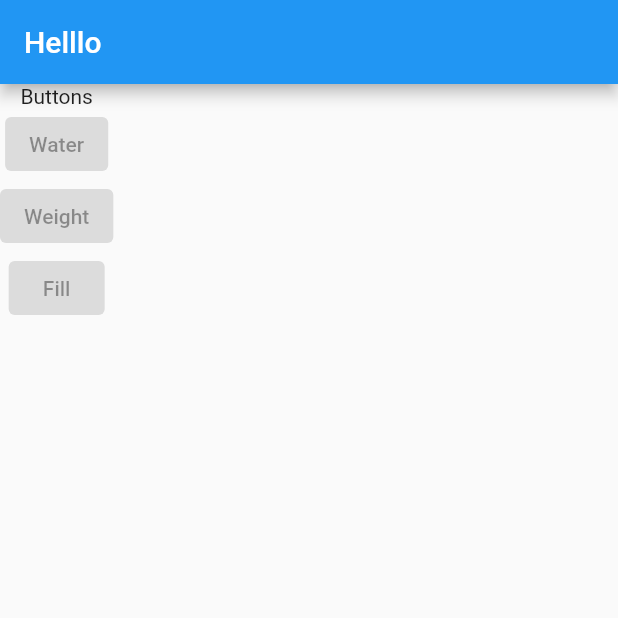
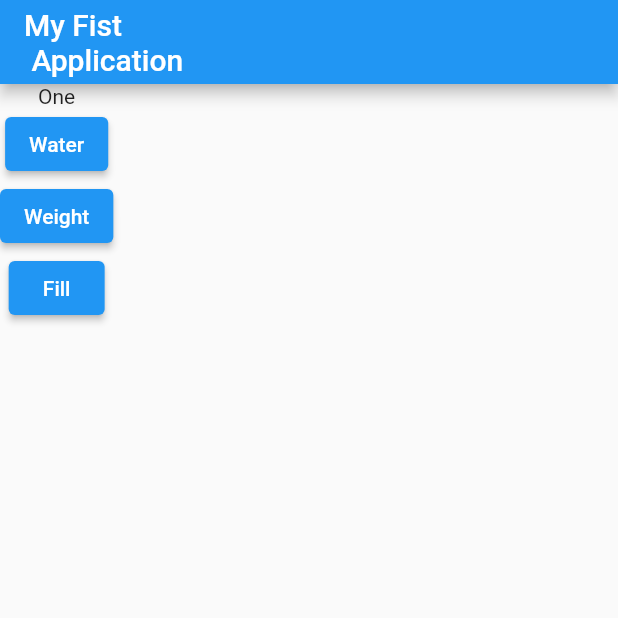
Before and after one commit to Setu-13/FlutterApp-1, a Flutter app: the screen it shows after launch, on a phone screen of 412 x 824 dp, the top half of it. Run offline on Flutter 3.47's test engine with Material 2 defaults, Android fonts, the phone set to English and light mode, and no system bars.

```diff
--- a/lib/main.dart
+++ b/lib/main.dart
@@ -5,27 +5,59 @@ void main() {
   runApp(MyApp());
 }
 
-class MyApp extends StatelessWidget {
+class MyApp extends StatefulWidget {
+  @override
+  State<StatefulWidget> createState() {
+    // TODO: implement createState
+    return MyAppState();
+  }
+}
+
+class MyAppState extends State<MyApp> {
+  var questionIndex = 0;
+
+  void answerQuestion() {
+    setState(() {
+      questionIndex++;
+      //print(questionIndex);
+    });
+
+    print(questionIndex);
+    //print("fsa");
+  }
+
   @override
   Widget build(BuildContext context) {
+    var questions = [
+      "One",
+      "Twodeef",
+      "hewool",
+      "sfds",
+    ];
+
     return MaterialApp(
         home: Scaffold(
             appBar: AppBar(
-              title: Text("Helllo"),
+              title: Text("My Fist\n Application"),
             ),
             body: Column(
               children: [
-                Text("Buttons"),
+                Text(
+                  questions[questionIndex],
+                ),
                 ElevatedButton(
-                  onPressed: null,
+                  onPressed: answerQuestion,
                   child: Text("Water"),
                 ),
                 ElevatedButton(
-                  onPressed: null,
+                  onPressed: () => print("button pressed"),
                   child: Text("Weight"),
                 ),
                 ElevatedButton(
-                  onPressed: null,
+                  onPressed: () => {
+                    print("button bla bla pressed"),
+                    print("bla labbu"),
+                  },
                   child: Text("Fill"),
                 ),
               ],
```
